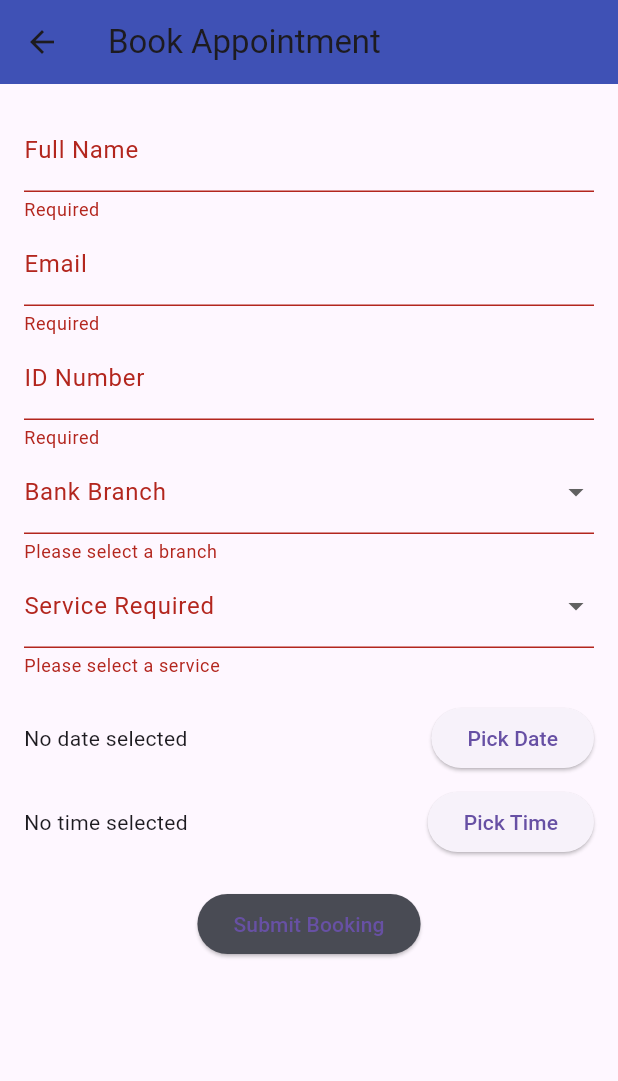
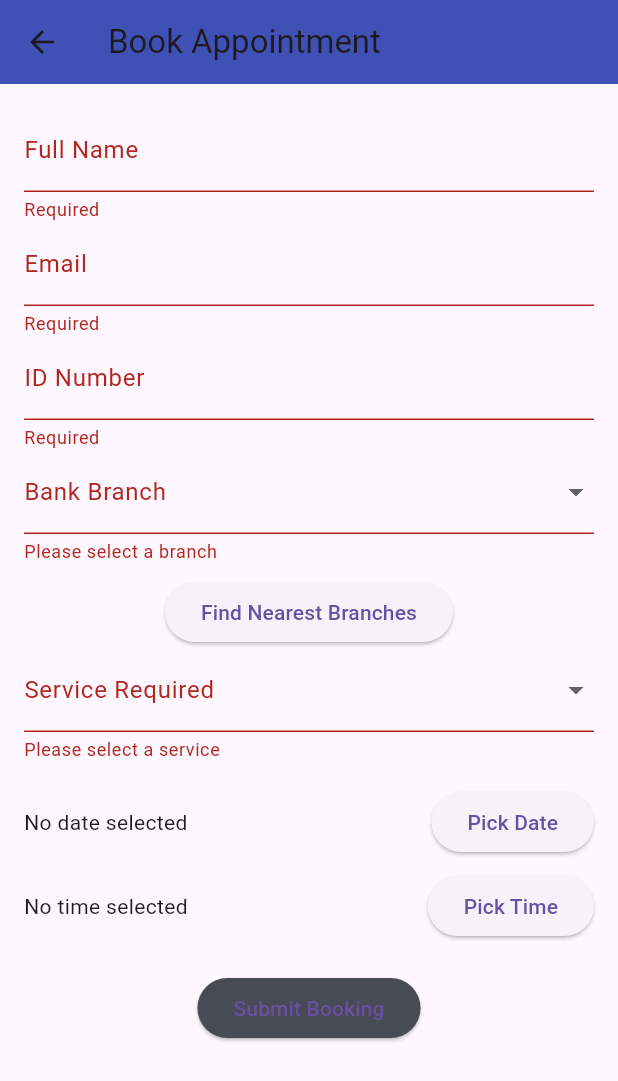
Before and after one commit to Sbongiseni19/smart_banking_flutter, a Flutter app: the BookSlotPage screen opened by its route, after a tap on "Submit Booking", on a phone screen of 412 x 824 dp. Shown: the top 1081 px of the screen. Run offline on Flutter 3.47's test engine with Material 3 defaults, Android fonts, the phone set to English and light mode, and no system bars; our stand-ins replace camera, cloud_firestore, firebase_auth, firebase_core, firebase_messaging, geocoding and 4 more; missing offline and left inert: dart:html, dart:ui_web, firebase_auth_platform_interface, firebase_auth_web; accounts and stored records are empty.

Commit message:
Fixing Booking slot validations page

```diff
--- a/lib/screens/book_slot_page.dart
+++ b/lib/screens/book_slot_page.dart
@@ -1,6 +1,9 @@
 import 'package:flutter/material.dart';
 import 'package:cloud_firestore/cloud_firestore.dart';
 import 'package:firebase_auth/firebase_auth.dart';
+import 'package:geolocator/geolocator.dart';
+import 'package:http/http.dart' as http;
+import 'dart:convert';
 
 class BookSlotPage extends StatefulWidget {
   const BookSlotPage({super.key});
@@ -21,12 +24,15 @@ class _BookSlotPageState extends State<BookSlotPage> {
   DateTime? selectedDate;
   TimeOfDay? selectedTime;
 
+  List<String> nearestBranches = [];
+  String? selectedNearestBranch;
+
   final List<String> branches = [
-    'Capitec - Sunnyside',
-    'Standard Bank - Hatfield',
-    'ABSA - Pretoria CBD',
-    'FNB - Menlyn Mall',
-    'Nedbank - Arcadia',
+    'Capitec',
+    'Standard Bank',
+    'ABSA',
+    'FNB',
+    'Nedbank',
   ];
 
   final List<String> services = [
@@ -36,6 +42,38 @@ class _BookSlotPageState extends State<BookSlotPage> {
     'Update Personal Details',
     'Fraud Report',
   ];
+
+  // Replace this with your actual Google Places API key
+  final String googleApiKey = 'AIzaSyCgDsWsGkj8wEEzomITwJu4FzsXtb2F_lw';
+
+  @override
+  void initState() {
+    super.initState();
+    _loadUserData();
+  }
+
+  Future<void> _loadUserData() async {
+    final user = FirebaseAuth.instance.currentUser;
+    if (user != null) {
+      final doc = await FirebaseFirestore.instance
+          .collection('users')
+          .doc(user.uid)
+          .get();
+      if (doc.exists) {
+        final data = doc.data()!;
+        setState(() {
+          nameController.text = data['name'] ?? '';
+          idController.text = data['idNumber'] ?? '';
+          emailController.text = user.email ?? '';
+        });
+      } else {
+        // If no user doc, fill email from auth
+        setState(() {
+          emailController.text = user.email ?? '';
+        });
+      }
+    }
+  }
 
   Future<void> _pickDate() async {
     final now = DateTime.now();
@@ -60,6 +98,77 @@ class _BookSlotPageState extends State<BookSlotPage> {
     }
   }
 
+  Future<Position?> _determinePosition() async {
+    bool serviceEnabled;
+    LocationPermission permission;
+
+    serviceEnabled = await Geolocator.isLocationServiceEnabled();
+    if (!serviceEnabled) {
+      ScaffoldMessenger.of(context).showSnackBar(
+        const SnackBar(content: Text('Please enable location services.')),
+      );
+      return null;
+    }
+
+    permission = await Geolocator.checkPermission();
+    if (permission == LocationPermission.denied) {
+      permission = await Geolocator.requestPermission();
+      if (permission == LocationPermission.denied) {
+        ScaffoldMessenger.of(context).showSnackBar(
+          const SnackBar(content: Text('Location permission denied')),
+        );
+        return null;
+      }
+    }
+
+    if (permission == LocationPermission.deniedForever) {
+      ScaffoldMessenger.of(context).showSnackBar(
+        const SnackBar(
+            content: Text('Location permissions are permanently denied')),
+      );
+      return null;
+    }
+
+    return await Geolocator.getCurrentPosition();
+  }
+
+  Future<void> _searchNearestBranches() async {
+    if (selectedBranch == null) {
+      ScaffoldMessenger.of(context).showSnackBar(
+        const SnackBar(content: Text('Please select a bank branch first.')),
+      );
+      return;
+    }
+
+    final position = await _determinePosition();
+    if (position == null) return;
+
+    final lat = position.latitude;
+    final lng = position.longitude;
+
+    final url =
+        Uri.parse('https://maps.googleapis.com/maps/api/place/nearbysearch/json'
+            '?location=$lat,$lng'
+            '&radius=5000'
+            '&keyword=$selectedBranch branch'
+            '&key=$googleApiKey');
+
+    final response = await http.get(url);
+    if (response.statusCode == 200) {
+      final data = json.decode(response.body);
+      List results = data['results'];
+      setState(() {
+        nearestBranches =
+            results.map<String>((place) => place['name'] as String).toList();
+        selectedNearestBranch = null;
+      });
+    } else {
+      ScaffoldMessenger.of(context).showSnackBar(
+        const SnackBar(content: Text('Failed to fetch nearby branches')),
+      );
+    }
+  }
+
   Future<void> _submitBooking() async {
     final user = FirebaseAuth.instance.currentUser;
 
@@ -78,12 +187,20 @@ class _BookSlotPageState extends State<BookSlotPage> {
         return;
       }
 
+      if (selectedNearestBranch == null) {
+        ScaffoldMessenger.of(context).showSnackBar(
+          const SnackBar(content: Text('Please select the nearest branch.')),
+        );
+        return;
+      }
+
       await FirebaseFirestore.instance.collection('bookings').add({
         'userId': user.uid,
         'userName': nameController.text.trim(),
         'email': emailController.text.trim(),
         'idNumber': idController.text.trim(),
         'bank': selectedBranch,
+        'nearestBranch': selectedNearestBranch,
         'service': selectedService,
         'status': 'Pending',
         'dateTime': DateTime(
@@ -106,6 +223,8 @@ class _BookSlotPageState extends State<BookSlotPage> {
         selectedService = null;
         selectedDate = null;
         selectedTime = null;
+        nearestBranches.clear();
+        selectedNearestBranch = null;
       });
     }
   }
@@ -167,6 +286,27 @@ class _BookSlotPageState extends State<BookSlotPage> {
                   validator: (val) =>
                       val == null ? 'Please select a branch' : null,
                 ),
+                const SizedBox(height: 8),
+                ElevatedButton(
+                  onPressed: _searchNearestBranches,
+                  child: const Text('Find Nearest Branches'),
+                ),
+                if (nearestBranches.isNotEmpty)
+                  DropdownButtonFormField<String>(
+                    decoration:
+                        const InputDecoration(labelText: 'Nearest Branch'),
+                    value: selectedNearestBranch,
+                    items: nearestBranches.map((branchName) {
+                      return DropdownMenuItem(
+                        value: branchName,
+                        child: Text(branchName),
+                      );
+                    }).toList(),
+                    onChanged: (val) =>
+                        setState(() => selectedNearestBranch = val),
+                    validator: (val) =>
+                        val == null ? 'Please select a nearest branch' : null,
+                  ),
                 DropdownButtonFormField<String>(
                   decoration:
                       const InputDecoration(labelText: 'Service Required'),
```
